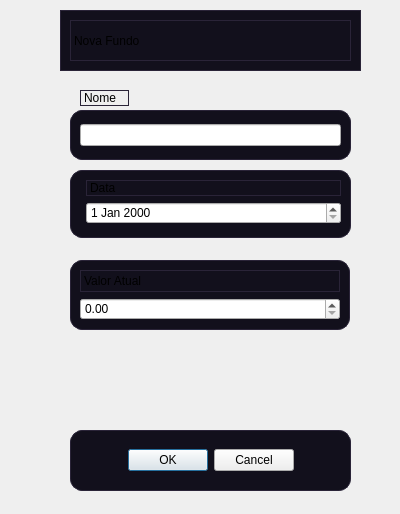
Before: the Qt Designer form dialogfundos.ui in Gui1-p/Sistema-de-Finan-as, drawn with Qt 5.
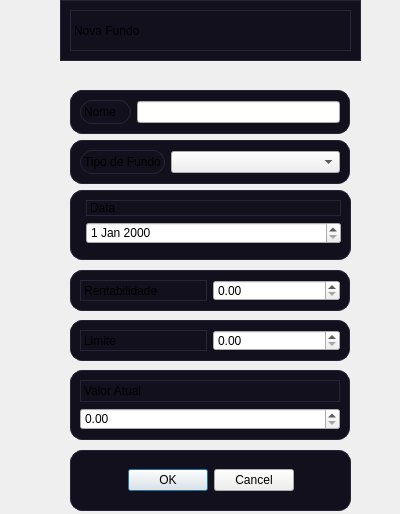
After: the same form once the commit is applied.

Diff of the .ui file:
```diff
--- a/dialogfundos.ui
+++ b/dialogfundos.ui
@@ -24,7 +24,7 @@
    <property name="geometry">
     <rect>
      <x>70</x>
-     <y>430</y>
+     <y>450</y>
      <width>281</width>
      <height>61</height>
     </rect>
@@ -71,7 +71,7 @@
    <property name="geometry">
     <rect>
      <x>60</x>
-     <y>10</y>
+     <y>0</y>
      <width>301</width>
      <height>61</height>
     </rect>
@@ -99,9 +99,9 @@
    <property name="geometry">
     <rect>
      <x>70</x>
-     <y>110</y>
-     <width>281</width>
-     <height>50</height>
+     <y>90</y>
+     <width>280</width>
+     <height>44</height>
     </rect>
    </property>
    <property name="frameShape">
@@ -110,7 +110,17 @@
    <property name="frameShadow">
     <enum>QFrame::Shadow::Raised</enum>
    </property>
-   <layout class="QVBoxLayout" name="verticalLayout_10">
+   <layout class="QHBoxLayout" name="horizontalLayout" stretch="1,4">
+    <item>
+     <widget class="QLabel" name="label_2">
+      <property name="styleSheet">
+       <string notr="true">background-color: none;</string>
+      </property>
+      <property name="text">
+       <string>Nome</string>
+      </property>
+     </widget>
+    </item>
     <item>
      <widget class="QLineEdit" name="Nome_2">
       <property name="text">
@@ -124,9 +134,9 @@
    <property name="geometry">
     <rect>
      <x>70</x>
-     <y>170</y>
+     <y>190</y>
      <width>281</width>
-     <height>68</height>
+     <height>70</height>
     </rect>
    </property>
    <property name="frameShape">
@@ -152,7 +162,7 @@
    <property name="geometry">
     <rect>
      <x>70</x>
-     <y>260</y>
+     <y>370</y>
      <width>280</width>
      <height>70</height>
     </rect>
@@ -180,6 +190,107 @@
     </item>
    </layout>
   </widget>
+  <widget class="QFrame" name="frame_7">
+   <property name="geometry">
+    <rect>
+     <x>70</x>
+     <y>140</y>
+     <width>280</width>
+     <height>44</height>
+    </rect>
+   </property>
+   <property name="frameShape">
+    <enum>QFrame::Shape::StyledPanel</enum>
+   </property>
+   <property name="frameShadow">
+    <enum>QFrame::Shadow::Raised</enum>
+   </property>
+   <layout class="QHBoxLayout" name="horizontalLayout_2" stretch="1,4">
+    <item>
+     <widget class="QLabel" name="label_4">
+      <property name="styleSheet">
+       <string notr="true">background-color: none;</string>
+      </property>
+      <property name="text">
+       <string>Tipo de Fundo</string>
+      </property>
+     </widget>
+    </item>
+    <item>
+     <widget class="QComboBox" name="TipoFundo"/>
+    </item>
+   </layout>
+  </widget>
+  <widget class="QFrame" name="frame_8">
+   <property name="geometry">
+    <rect>
+     <x>70</x>
+     <y>320</y>
+     <width>280</width>
+     <height>41</height>
+    </rect>
+   </property>
+   <property name="frameShape">
+    <enum>QFrame::Shape::StyledPanel</enum>
+   </property>
+   <property name="frameShadow">
+    <enum>QFrame::Shadow::Raised</enum>
+   </property>
+   <layout class="QHBoxLayout" name="horizontalLayout_3">
+    <item>
+     <widget class="QLabel" name="label_7">
+      <property name="styleSheet">
+       <string notr="true">background-color: none;</string>
+      </property>
+      <property name="text">
+       <string>Limite</string>
+      </property>
+     </widget>
+    </item>
+    <item>
+     <widget class="QDoubleSpinBox" name="Limite">
+      <property name="maximum">
+       <double>1000000000000.000000000000000</double>
+      </property>
+     </widget>
+    </item>
+   </layout>
+  </widget>
+  <widget class="QFrame" name="frame_10">
+   <property name="geometry">
+    <rect>
+     <x>70</x>
+     <y>270</y>
+     <width>280</width>
+     <height>41</height>
+    </rect>
+   </property>
+   <property name="frameShape">
+    <enum>QFrame::Shape::StyledPanel</enum>
+   </property>
+   <property name="frameShadow">
+    <enum>QFrame::Shadow::Raised</enum>
+   </property>
+   <layout class="QHBoxLayout" name="horizontalLayout_4">
+    <item>
+     <widget class="QLabel" name="label_5">
+      <property name="styleSheet">
+       <string notr="true">background-color: none;</string>
+      </property>
+      <property name="text">
+       <string>Rentabilidade</string>
+      </property>
+     </widget>
+    </item>
+    <item>
+     <widget class="QDoubleSpinBox" name="Rentabilidade">
+      <property name="maximum">
+       <double>1000000000000.000000000000000</double>
+      </property>
+     </widget>
+    </item>
+   </layout>
+  </widget>
  </widget>
  <resources/>
  <connections/>
```
